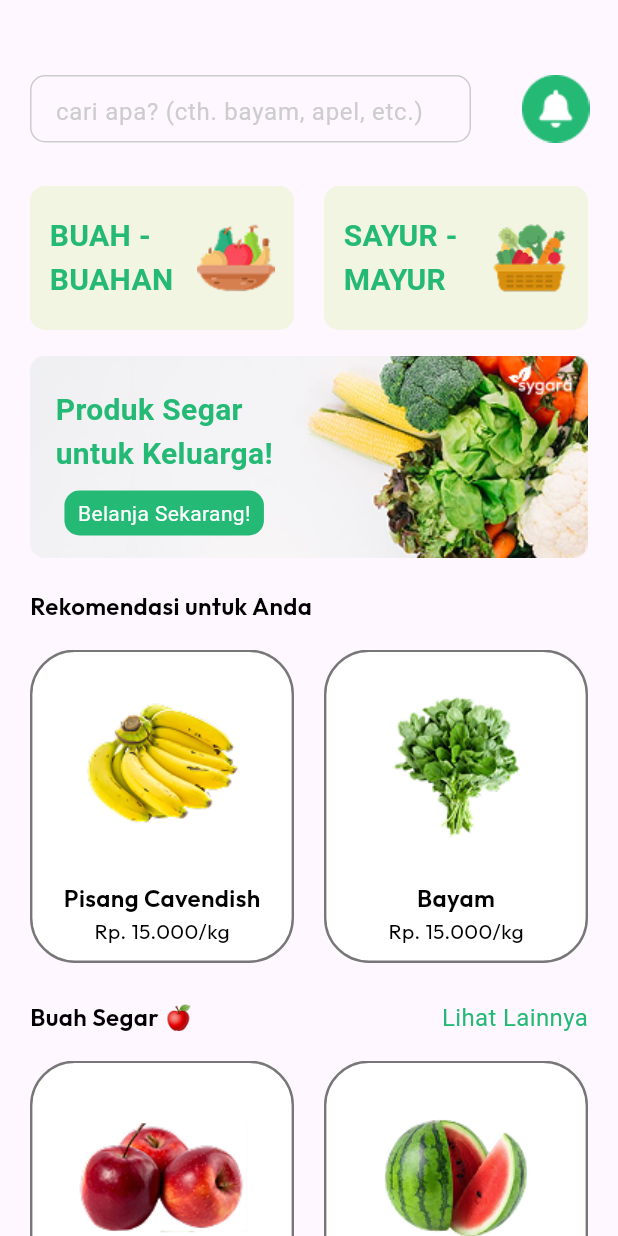
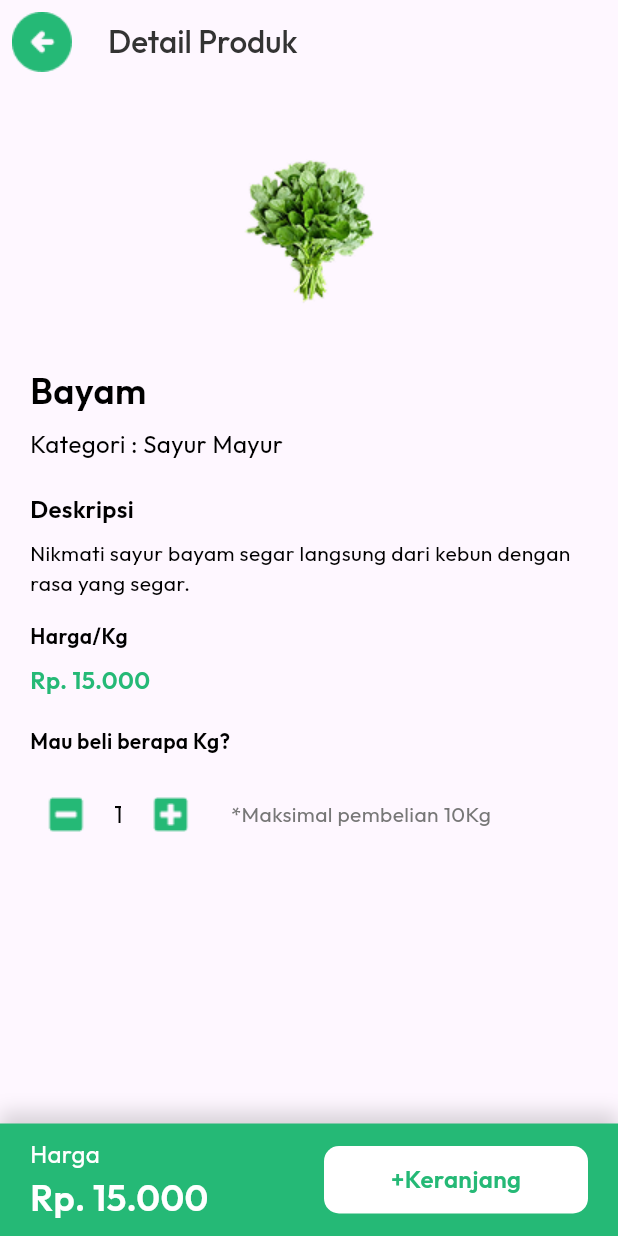
Before and after one commit to oydnn/sygara_app, a Flutter app: the screen it shows after launch, on a phone screen of 412 x 824 dp. Run offline on Flutter 3.47's test engine with Material 3 defaults, Android fonts, the phone set to English and light mode, and no system bars; our stand-ins replace google_fonts.

Commit message:
menambahkan halaman detail

```diff
--- a/lib/main.dart
+++ b/lib/main.dart
@@ -1,7 +1,9 @@
 import 'package:flutter/material.dart';
 import 'package:sygara_app/screens/Home/category_buah.dart';
 import 'package:sygara_app/screens/Home/category_sayur.dart';
+import 'package:sygara_app/screens/Home/detail_page.dart';
 import 'package:sygara_app/screens/Home/home_screen.dart';
+import 'package:sygara_app/screens/Home/notifikasi_page.dart';
 import 'package:sygara_app/screens/Home/widgets/search_bar.dart';
 import 'package:sygara_app/screens/login_page.dart';
 import 'package:sygara_app/screens/register_page.dart';
@@ -38,7 +40,7 @@ class MyApp extends StatelessWidget {
         // tested with just a hot reload.
         colorScheme: ColorScheme.fromSeed(seedColor: Colors.deepPurple),
       ),
-      home: HomeScreen(),
+      home: DetailPage(),
     );
   }
 }
--- /dev/null
+++ b/lib/screens/Home/detail_page.dart
@@ -0,0 +1,220 @@
+import 'package:flutter/material.dart';
+import 'package:sygara_app/themes/themes.dart';
+
+class DetailPage extends StatefulWidget {
+  const DetailPage({super.key});
+
+  @override
+  State<DetailPage> createState() => _DetailPageState();
+}
+
+class _DetailPageState extends State<DetailPage> {
+  int quantity = 1;
+  void increment() {
+    if (quantity < 10) {
+      setState(() {
+        quantity++;
+      });
+    }
+  }
+
+  void decrement() {
+    if (quantity > 1) {
+      setState(() {
+        quantity--;
+      });
+    }
+  }
+
+  @override
+  Widget build(BuildContext context) {
+    return Scaffold(
+      appBar: AppBar(
+        leading: IconButton(
+          onPressed: () {},
+          icon: Image.asset(
+            'assets/icon/ic-arrow-back.png',
+            width: 40,
+            height: 40,
+          ),
+        ),
+        title: Text('Detail Produk', style: greyTextStyle),
+      ),
+      body: ListView(
+        padding: EdgeInsets.all(20),
+        children: [
+          Column(
+            crossAxisAlignment: CrossAxisAlignment.start,
+            children: [
+              Center(child: Image.asset('assets/img-bayam.png',)),
+              SizedBox(height: 11),
+              Text(
+                'Bayam',
+                style: titleTextStyle.copyWith(
+                  fontSize: 24,
+                  fontWeight: FontWeight.w600,
+                ),
+              ),
+              SizedBox(height: 8),
+              Text(
+                'Kategori : Sayur Mayur',
+                style: blackTextStyle.copyWith(
+                  fontSize: 16,
+                  fontWeight: FontWeight.w400,
+                ),
+              ),
+              SizedBox(height: 20),
+              Text(
+                'Deskripsi',
+                style: titleTextStyle.copyWith(
+                  fontSize: 16,
+                  fontWeight: FontWeight.w600,
+                ),
+              ),
+              SizedBox(height: 8),
+              Text(
+                'Nikmati sayur bayam segar langsung dari kebun dengan \nrasa yang segar.',
+                style: blackTextStyle.copyWith(
+                  fontSize: 14,
+                  fontWeight: FontWeight.w400,
+                ),
+              ),
+              SizedBox(height: 15),
+              Text(
+                'Harga/Kg',
+                style: titleTextStyle.copyWith(
+                  fontSize: 14,
+                  fontWeight: FontWeight.w600,
+                ),
+              ),
+              SizedBox(height: 8),
+              Text(
+                'Rp. 15.000',
+                style: primaryTextStyle.copyWith(
+                  fontSize: 16,
+                  fontWeight: FontWeight.w600,
+                ),
+              ),
+              const SizedBox(height: 19),
+              Text(
+                'Mau beli berapa Kg?',
+                style: titleTextStyle.copyWith(
+                  fontSize: 14,
+                  fontWeight: FontWeight.w600,
+                ),
+              ),
+              SizedBox(height: 15),
+              Row(
+                children: [
+                  IconButton(
+                    onPressed: decrement,
+                    icon: Image.asset('assets/icon/ic-minus.png'),
+                  ),
+                  SizedBox(width: 8),
+                  Text(
+                    quantity.toString(),
+                    style: blackTextStyle.copyWith(fontSize: 16),
+                  ),
+                  SizedBox(width: 8),
+                  IconButton(
+                    onPressed: increment,
+                    icon: Image.asset('assets/icon/ic-plus.png'),
+                  ),
+                  SizedBox(width: 16),
+                  Text(
+                    '*Maksimal pembelian 10Kg',
+                    style: secondaryTextStyle.copyWith(
+                      fontSize: 14,
+                      fontWeight: FontWeight.w400,
+                    ),
+                  ),
+                ],
+              ),
+            ],
+          ),
+        ],
+      ),
+      bottomNavigationBar: Container(
+        height: 75,
+        width: 412,
+        decoration: BoxDecoration(
+          color: primaryColor,
+          boxShadow: [
+            BoxShadow(
+              color: blackColor.withAlpha((0.15 * 255).toInt()),
+              offset: Offset(0, -8),
+              blurRadius: 10,
+              spreadRadius: 0,
+            ),
+          ],
+        ),
+        padding: EdgeInsets.symmetric(horizontal: 20),
+        child: Row(
+          mainAxisAlignment: MainAxisAlignment.spaceBetween,
+          children: [
+            Column(
+              mainAxisSize: MainAxisSize.min,
+              crossAxisAlignment: CrossAxisAlignment.start,
+              children: [
+                Text('Harga', style: whiteTextStyle,),
+                Text('Rp. 15.000', style: whiteTextStyle.copyWith(
+                  fontSize: 24,
+                  fontWeight: FontWeight.w600
+                ),)
+              ],
+            ),
+            InkWell(
+              onTap: (){
+                showDialog(
+                  context: context,
+                  builder: (BuildContext context){
+                    return AlertDialog(
+                      shape: RoundedRectangleBorder(
+                        borderRadius: BorderRadius.circular(10),
+                      ),
+                      contentPadding: EdgeInsets.only(left:16, right: 25),
+                      content: SizedBox(
+                        height: 65,
+                        width: 372,
+                        child: Row(
+                          mainAxisSize: MainAxisSize.min,
+                          children: [
+                            Icon(
+                              Icons.check_circle,
+                              color: primaryColor,
+                              size: 23,
+                            ),
+                            SizedBox(width: 5,),
+                            Text('Produk berhasil ditambah ke keranjang!', style: blackTextStyle.copyWith(
+                              fontSize: 14,
+                              fontWeight: FontWeight.w600,
+                            ),)
+                          ],
+                        ),
+                      ),
+                    );
+                  },
+                  );
+              },
+              child: Container(
+                width: 176,
+                height: 45,
+                decoration: BoxDecoration(
+                  color: whiteColor,
+                  borderRadius: BorderRadius.circular(10),
+
+                ),
+                child: Center(
+                  child: Text('+Keranjang', style: primaryTextStyle.copyWith(
+                    fontSize: 16,
+                    fontWeight: FontWeight.w600
+                  ),),
+                ),
+              ),
+            )
+          ],
+        ),
+      ),
+    );
+  }
+}
```
